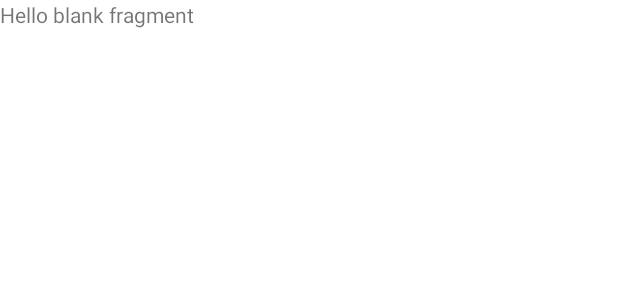
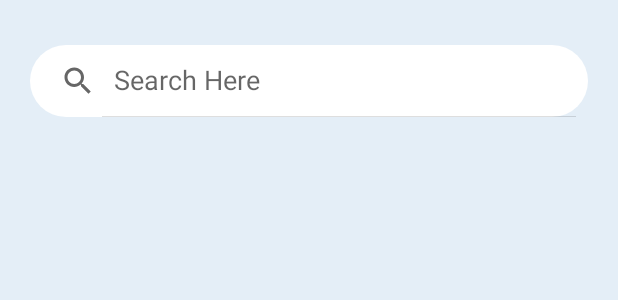
Before and after one commit to amnah44/Cotton-Candy, an Android app: the layout fragment_search.xml on its own in the app's theme, with its tools: preview values and no code run, on a phone screen of 412 x 824 dp. Shown: the top 300 px of the screen. Run offline under Robolectric (Android 15) with nearby library versions, the phone set to English and light mode, and no system bars; network calls fail.

Commit message:
Edit in MapFragment and HomeActivity - work SearchFragment.

```diff
--- /dev/null
+++ b/app/src/main/res/drawable/box_search_view.xml
@@ -0,0 +1,5 @@
+<?xml version="1.0" encoding="utf-8"?>
+<shape xmlns:android="http://schemas.android.com/apk/res/android">
+    <solid android:color="@color/white" />
+    <corners android:radius="30dp" />
+</shape>
--- a/app/src/main/res/layout/fragment_search.xml
+++ b/app/src/main/res/layout/fragment_search.xml
@@ -1,14 +1,67 @@
 <?xml version="1.0" encoding="utf-8"?>
-<FrameLayout xmlns:android="http://schemas.android.com/apk/res/android"
+<androidx.constraintlayout.widget.ConstraintLayout xmlns:android="http://schemas.android.com/apk/res/android"
+    xmlns:app="http://schemas.android.com/apk/res-auto"
     xmlns:tools="http://schemas.android.com/tools"
     android:layout_width="match_parent"
     android:layout_height="match_parent"
+    xmlns:card_view="http://schemas.android.com/tools"
+    android:background="@color/color1"
+    android:padding="20dp"
     tools:context=".fragments.SearchFragment">
 
-    <!-- TODO: Update blank fragment layout -->
-    <TextView
+
+    <SearchView
+        android:id="@+id/searchView_country"
         android:layout_width="match_parent"
-        android:layout_height="match_parent"
-        android:text="@string/hello_blank_fragment" />
+        android:layout_height="wrap_content"
+        android:layout_marginTop="10dp"
+        android:background="@drawable/box_search_view"
+        android:iconifiedByDefault="false"
+        android:queryHint="Search Here"
+        app:layout_constraintEnd_toEndOf="parent"
+        app:layout_constraintStart_toStartOf="parent"
+        app:layout_constraintTop_toTopOf="parent" />
 
-</FrameLayout>
+
+    <HorizontalScrollView
+        android:id="@+id/horizontal_ScrollView"
+        android:layout_width="match_parent"
+        android:layout_height="wrap_content"
+        android:layout_marginTop="20dp"
+        android:layout_marginHorizontal="10dp"
+        app:layout_constraintEnd_toEndOf="@+id/searchView_country"
+        app:layout_constraintStart_toStartOf="@+id/searchView_country"
+        app:layout_constraintTop_toBottomOf="@+id/searchView_country">
+
+        <com.google.android.material.chip.ChipGroup
+            android:id="@+id/chips_cities"
+            android:layout_width="match_parent"
+            android:layout_height="match_parent">
+        </com.google.android.material.chip.ChipGroup>
+    </HorizontalScrollView>
+
+    <androidx.cardview.widget.CardView
+        android:id="@+id/card_error"
+        style="@style/card"
+        android:visibility="gone"
+        app:layout_constraintBottom_toBottomOf="parent"
+        app:layout_constraintEnd_toEndOf="parent"
+        app:layout_constraintHorizontal_bias="0.496"
+        app:layout_constraintStart_toStartOf="parent"
+        app:layout_constraintTop_toBottomOf="@+id/horizontal_ScrollView"
+        app:layout_constraintVertical_bias="0.313"
+        card_view:cardCornerRAdius="5dp">
+
+        <TextView
+            style="@style/textCard.title"
+            android:text="Error" />
+
+        <TextView
+            android:id="@+id/text_long_And_lati"
+            style="@style/textCard.content"
+            android:padding="10dp"
+            android:text="This Country is Not Exist !" />
+    </androidx.cardview.widget.CardView>
+
+
+</androidx.constraintlayout.widget.ConstraintLayout>
--- a/app/src/main/res/values/themes.xml
+++ b/app/src/main/res/values/themes.xml
@@ -39,6 +39,38 @@
         <item name="android:textColor">@color/txt_color</item>
         <item name="android:textStyle">italic</item>
 
+    </style>
 
+<!--  style card   -->
+    <style name="card" >
+        <item name="cardCornerRadius">10dp</item>
+        <item name="cardElevation">5dp</item>
+        <item name="cardUseCompatPadding">true</item>
+        <item name="android:layout_width">270dp</item>
+        <item name="android:layout_height">150dp</item>
+        <item name="android:layout_weight">1</item>
     </style>
+
+<!--  style text card  -->
+    <style name="textCard">
+        <item name="android:layout_width">wrap_content</item>
+        <item name="android:layout_height">wrap_content</item>
+        <item name="android:padding">8dp</item>
+    </style>
+
+<!--  style content card  -->
+    <style name="textCard.content">
+        <item name="android:paddingStart">7dp</item>
+        <item name="android:paddingTop">10dp</item>
+        <item name="android:layout_gravity">center</item>
+    </style>
+<!--  style title card  -->
+    <style name="textCard.title">
+        <item name="android:textSize">18sp</item>
+        <item name="android:textColor">#8e1313</item>
+        <item name="android:textStyle">bold</item>
+        <item name="android:paddingTop">10dp</item>
+        <item name="android:layout_gravity">top</item>
+    </style>
+
 </resources>
```
Also changed, not shown: app/src/main/java/com/amnah/ali/cotton/data/DataManager.kt (+9 -0 lines), app/src/main/java/com/amnah/ali/cotton/fragments/MapsFragments.kt (+30 -8 lines), app/src/main/java/com/amnah/ali/cotton/fragments/SearchFragment.kt (+59 -36 lines), app/src/main/java/com/amnah/ali/cotton/ui/HomeActivity.kt (+6 -6 lines), app/src/main/res/drawable/ic_baseline_search_24.xml (added, +10 -0 lines), app/src/main/res/layout/activity_home.xml (+2 -9 lines), app/src/main/res/layout/fragment_map.xml (+20 -0 lines).
